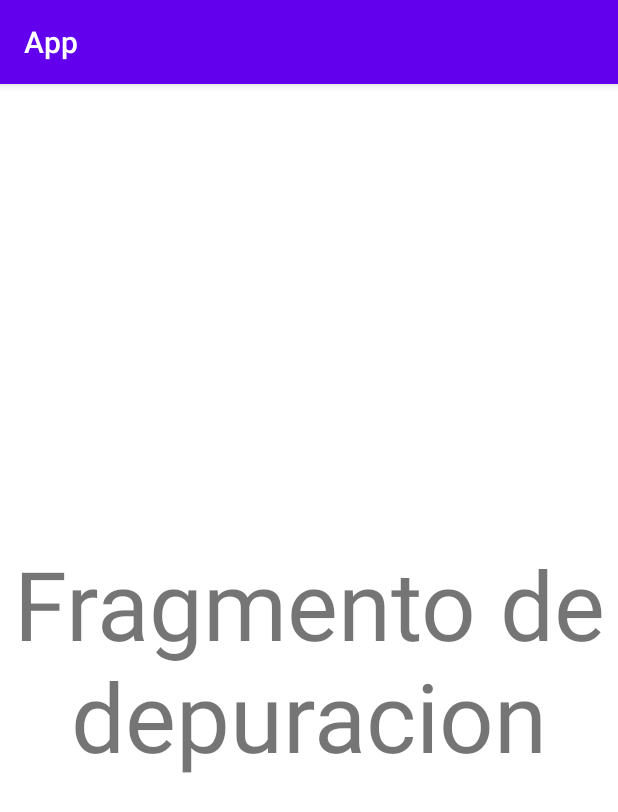
After one commit to Hyromy/app-educativa-4.0, an Android app: the fragment Debug shown on its own in the app's theme, on a phone screen of 412 x 824 dp. The commit adds this screen. Shown: the top 812 px of the screen. Run offline under Robolectric (Android 15) with nearby library versions, the phone set to English and light mode, and no system bars.

Commit message:
fragmento de depuracion

```diff
--- /dev/null
+++ b/app/app/src/main/java/com/example/app/ui/debug/Debug.java
@@ -0,0 +1,30 @@
+package com.example.app.ui.debug;
+
+import android.os.Bundle;
+
+import androidx.annotation.NonNull;
+import androidx.annotation.Nullable;
+import androidx.fragment.app.Fragment;
+
+import android.view.LayoutInflater;
+import android.view.View;
+import android.view.ViewGroup;
+
+import com.example.app.R;
+
+public class Debug extends Fragment {
+    public static Debug newInstance() {
+        return new Debug();
+    }
+
+    @Override
+    public void onCreate(Bundle savedInstanceState) {
+        super.onCreate(savedInstanceState);
+    }
+
+    @Override
+    public View onCreateView(@NonNull LayoutInflater inflater, @Nullable ViewGroup container,
+                             @Nullable Bundle savedInstanceState) {
+        return inflater.inflate(R.layout.fragment_debug, container, false);
+    }
+}
--- /dev/null
+++ b/app/app/src/main/res/drawable/ic_debug.xml
@@ -0,0 +1,5 @@
+<vector xmlns:android="http://schemas.android.com/apk/res/android" android:height="48dp" android:viewportHeight="32" android:viewportWidth="32" android:width="48dp">
+
+    <path android:fillColor="#000000" android:pathData="M29.83,20l0.34,-2L25,17.15V13c0,-0.08 0,-0.15 0,-0.23l5.06,-1.36 -0.51,-1.93 -4.83,1.29A9,9 0,0 0,20 5V2H18V4.23a8.81,8.81 0,0 0,-4 0V2H12V5a9,9 0,0 0,-4.71 5.82L2.46,9.48 2,11.41 7,12.77c0,0.08 0,0.15 0,0.23v4.15L1.84,18l0.32,2L7,19.18a8.9,8.9 0,0 0,0.82 3.57L3.29,27.29l1.42,1.42 4.19,-4.2a9,9 0,0 0,14.2 0l4.19,4.2 1.42,-1.42 -4.54,-4.54A8.9,8.9 0,0 0,25 19.18ZM15,25.92A7,7 0,0 1,9 19V13h6ZM9.29,11a7,7 0,0 1,13.42 0ZM23,19a7,7 0,0 1,-6 6.92V13h6Z"/>
+
+</vector>
--- /dev/null
+++ b/app/app/src/main/res/layout/fragment_debug.xml
@@ -0,0 +1,14 @@
+<?xml version="1.0" encoding="utf-8"?>
+<FrameLayout xmlns:android="http://schemas.android.com/apk/res/android"
+    xmlns:tools="http://schemas.android.com/tools"
+    android:layout_width="match_parent"
+    android:layout_height="match_parent"
+    tools:context=".ui.debug.Debug">
+
+    <TextView
+        android:layout_width="match_parent"
+        android:layout_height="match_parent"
+        android:gravity="center"
+        android:textSize="64dp"
+        android:text="Fragmento de depuracion" />
+</FrameLayout>
--- a/app/app/src/main/res/menu/activity_main_drawer.xml
+++ b/app/app/src/main/res/menu/activity_main_drawer.xml
@@ -16,5 +16,9 @@
             android:id="@+id/nav_admin"
             android:icon="@drawable/ic_config"
             android:title="Administración"/>
+        <item
+            android:id="@+id/nav_debug"
+            android:icon="@drawable/ic_debug"
+            android:title="Depuración" />
     </group>
 </menu>
--- a/app/app/src/main/res/navigation/mobile_navigation.xml
+++ b/app/app/src/main/res/navigation/mobile_navigation.xml
@@ -84,4 +84,10 @@
         android:name="com.example.app.ui.admin.query.items.ItemFragment"
         android:label="Crear o Editar"
         tools:layout="@layout/fragment_item"/>
+
+    <fragment
+        android:id="@+id/nav_debug"
+        android:name="com.example.app.ui.debug.Debug"
+        android:label="Depuracion"
+        tools:layout="@layout/fragment_debug" />
 </navigation>
```
Also changed, not shown: app/app/src/main/java/com/example/app/MainActivity.java (+4 -5 lines).
